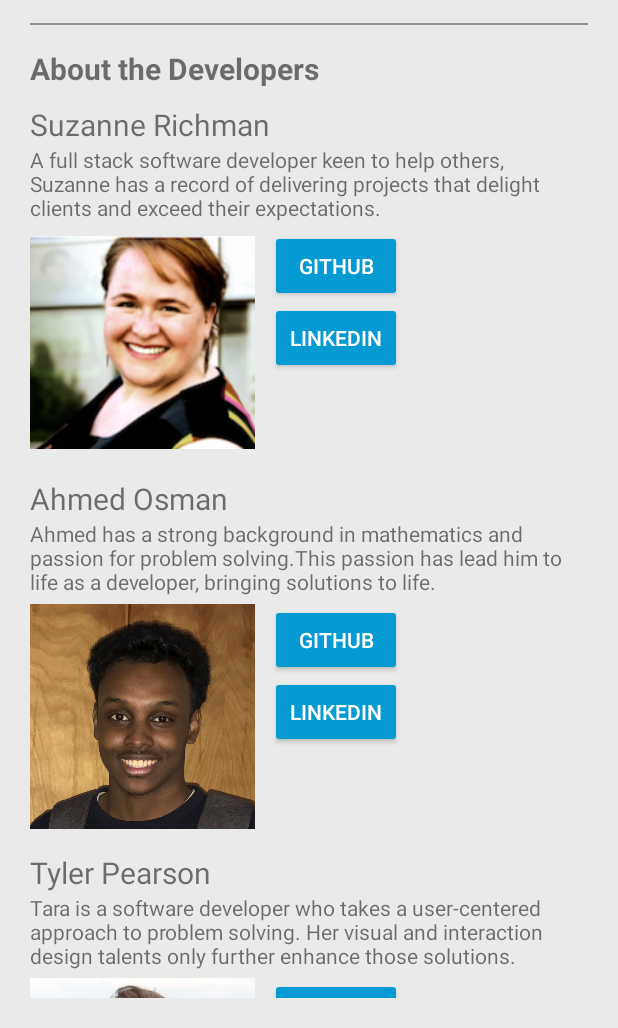
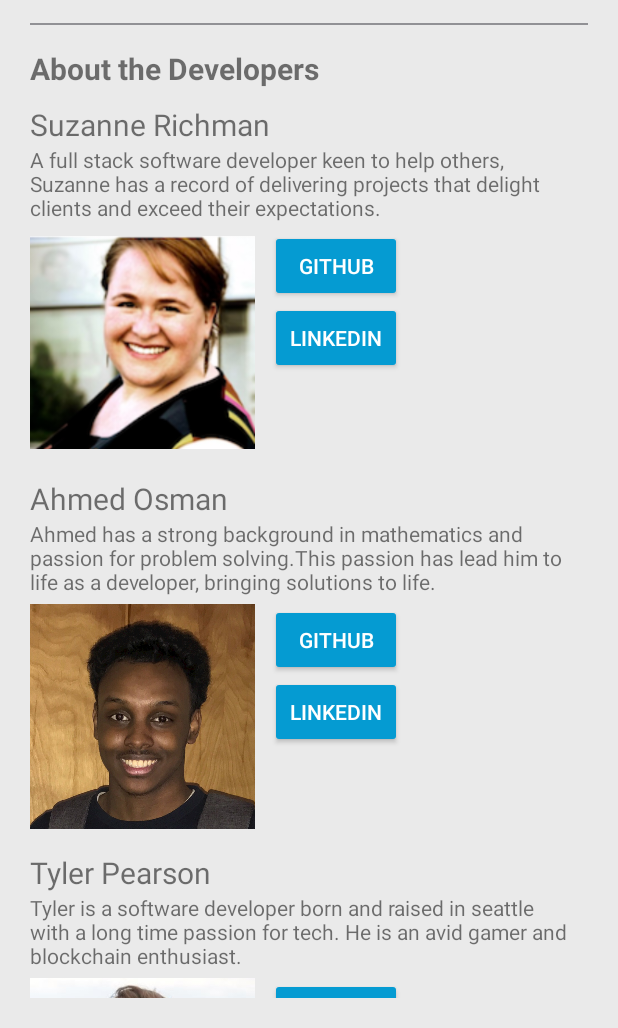
Before and after one commit to TaxCodeCheck/app, an Android app: the screen it shows after launch (AboutActivity), on a phone screen of 412 x 824 dp, the part 208-1236 px from its top. Run offline under Robolectric (Android 15) with nearby library versions, the phone set to English and light mode, and no system bars; our stand-ins replace Volley.

Commit message:
Added Tyler's bio.

```diff
--- a/app/src/main/res/values/strings.xml
+++ b/app/src/main/res/values/strings.xml
@@ -20,9 +20,9 @@
     <string name="ahmed_name">Ahmed Osman</string>
     <string name="ahmed_intro">Ahmed has a strong background in mathematics and passion for problem solving.This passion has lead him to life as a developer, bringing solutions to life.</string>
     <string name="tyler_name">Tyler Pearson</string>
-    <string name="tyler_intro">Tara is a software developer who takes a user-centered approach to problem solving. Her visual and interaction design talents only further enhance those solutions.</string>
+    <string name="tyler_intro">Tyler is a software developer born and raised in seattle with a long time passion for tech. He is an avid gamer and blockchain enthusiast.</string>
     <string name="tara_name">Tara Johnson</string>
-    <string name="tara_intro">A full-stack developer, with Java, Android, JS and other skills.</string>
+    <string name="tara_intro">Tara is a software developer who takes a user-centered approach to problem solving. Her visual and interaction design talents only further enhance those solutions.</string>
     <string name="sooz_github">http://github.com/FavoredFortune</string>
     <string name="sooz_linkedin">http://www.linkedin.com/in/suzannerichman/</string>
     <string name="ahmed_github">http://github.com/AOhassan</string>
```
